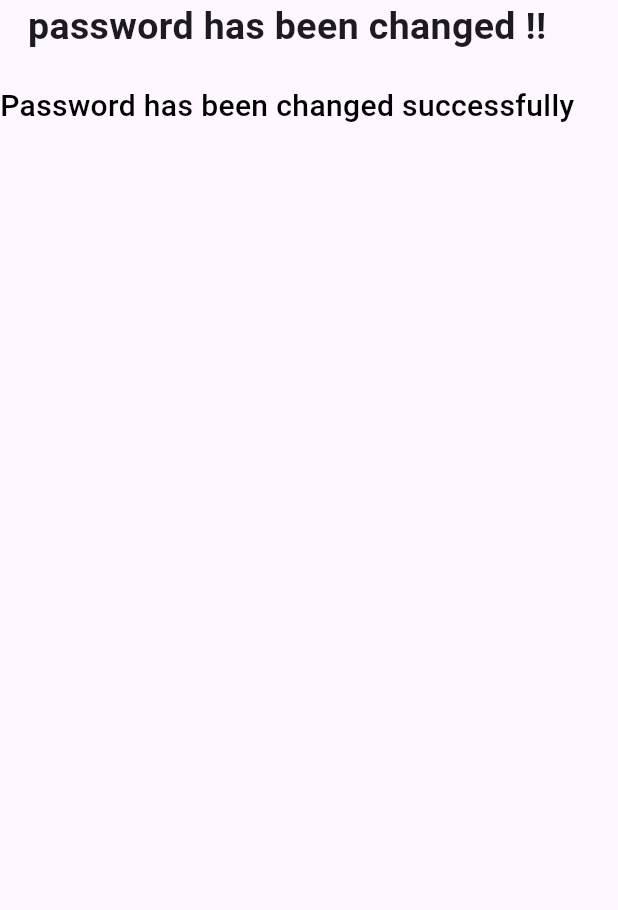
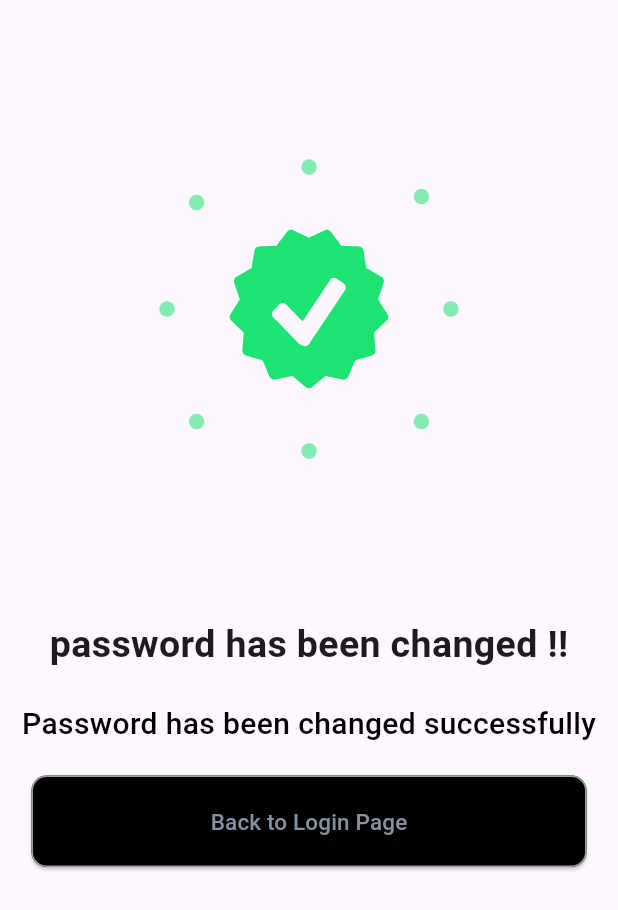
Before and after one commit to stephenonchieku1/final-project, a Flutter app: the screen it shows after launch, on a phone screen of 412 x 824 dp. Shown: the top 910 px of the screen. Run offline on Flutter 3.47's test engine with Material 3 defaults, Android fonts, the phone set to English and light mode, and no system bars; drawn by our look-alikes of lottie; our stand-ins replace flutter_svg; Roboto replaces fonts that are missing (Urbanist, Urbanist-Bold, Urbanist-Medium).

Commit message:
:lipstick:"Added import statement, modified Scaffold widget, updated FadeAnimation widgets, and added CustomElevatedButton widget."

```diff
--- a/lib/screens/signup_page.dart
+++ b/lib/screens/signup_page.dart
@@ -1,3 +1,4 @@
+import 'package:finalproject/components/custom_widgets.dart';
 import 'package:finalproject/screens/fade_animation.dart';
 import 'package:flutter/material.dart';
 import 'package:lottie/lottie.dart';
@@ -12,12 +13,13 @@ class PasswordChange extends StatefulWidget {
 class _PasswordChangeState extends State<PasswordChange> {
   @override
   Widget build(BuildContext context) {
-    return const Scaffold(
+    return  Scaffold(
       body: SafeArea(child: Column(
         children: [
-          //LottieBuilder.asset("assests/images/ticker.json"),
-          FadeAnimation(
-             delay: 0,
+          //This is a widget that displays an animation in the JSON format generated by the Lottie library
+          LottieBuilder.asset("assets/images/ticker.json"),
+          const FadeAnimation(
+             delay: 1,
             child: Text(
             'password has been changed !!',
             style: TextStyle(
@@ -27,8 +29,9 @@ class _PasswordChangeState extends State<PasswordChange> {
             )
             ),
           ),
-            SizedBox(height: 20,),
-            FadeAnimation(
+            const SizedBox(
+              height: 20,),
+            const FadeAnimation(
                delay:0,
                child: Text('Password has been changed successfully',
                     style: TextStyle(
@@ -36,7 +39,20 @@ class _PasswordChangeState extends State<PasswordChange> {
                         fontFamily: 'Urbanist-Bold',
                           fontWeight: FontWeight.w500,
                           color: Colors.black
-            ),),)
+            ),),),
+    const SizedBox(
+      height: 20,
+    ),
+    FadeAnimation(
+      delay: 1,
+      child: CustomElevatedButton(
+        message: "Back to Login Page",
+      function:(){},
+       color: Colors.black,
+       ),
+        ),
+
+
 
         ],
       )),
```
